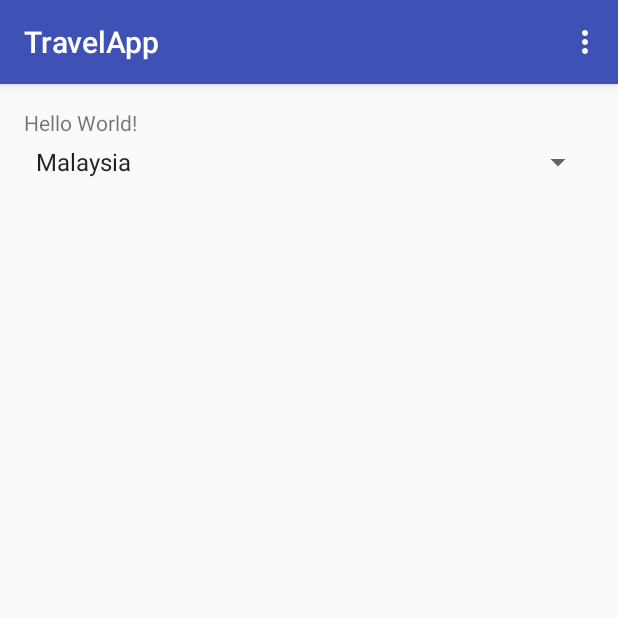
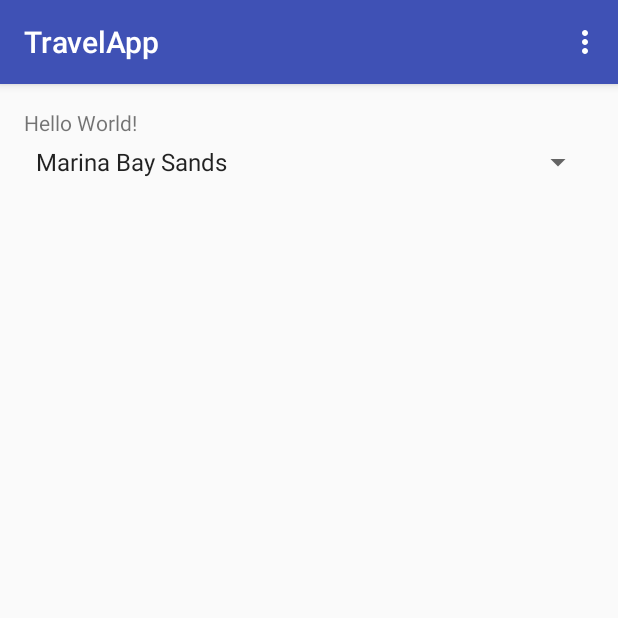
Before and after one commit to privatejw/TravelApp, an Android app: the screen it shows after launch (MainActivity), on a phone screen of 412 x 824 dp, the top half of it. Run offline under Robolectric (Android 15) with nearby library versions, the phone set to English and light mode, and no system bars.

Commit message:
Changed the Drop down thing
for the hotel. only got 2 hotels currently

```diff
--- a/app/src/main/res/values/strings.xml
+++ b/app/src/main/res/values/strings.xml
@@ -2,13 +2,7 @@
     <string name="app_name">TravelApp</string>
     <string name="action_settings">Settings</string>
     <string-array name="country_arrays">
-        <item>Malaysia</item>
-        <item>United States</item>
-        <item>Indonesia</item>
-        <item>France</item>
-        <item>Italy</item>
-        <item>Singapore</item>
-        <item>New Zealand</item>
-        <item>India</item>
+        <item>Marina Bay Sands</item>
+        <item>Resorts World Sentosa</item>
     </string-array>
 </resources>
```
